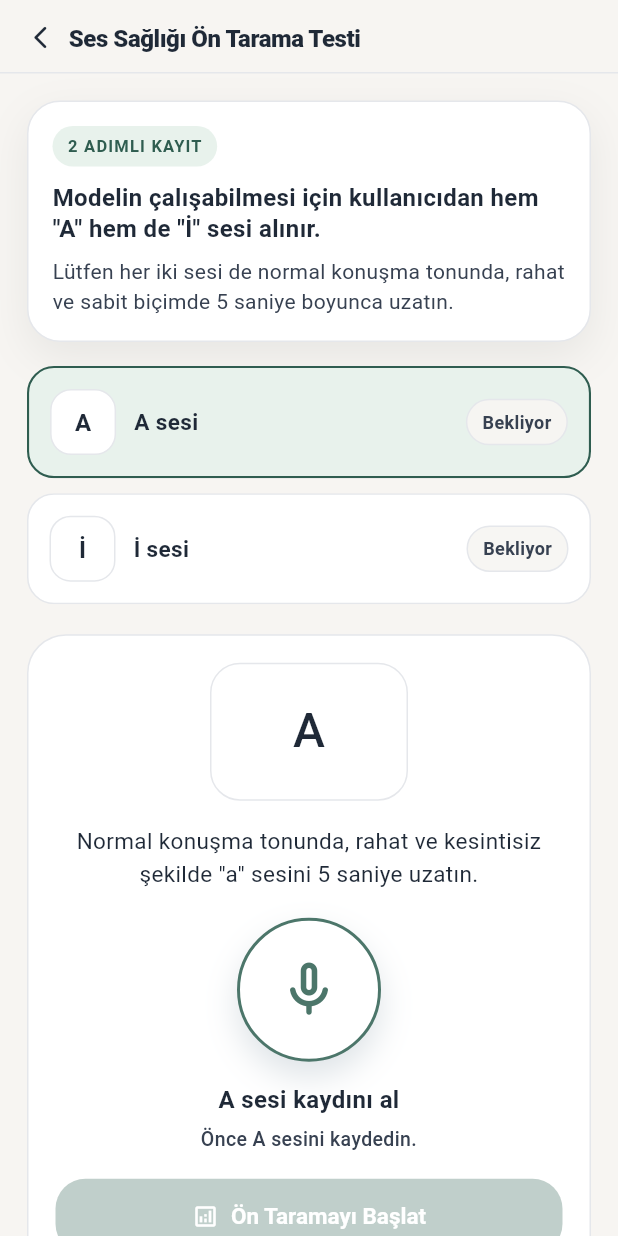
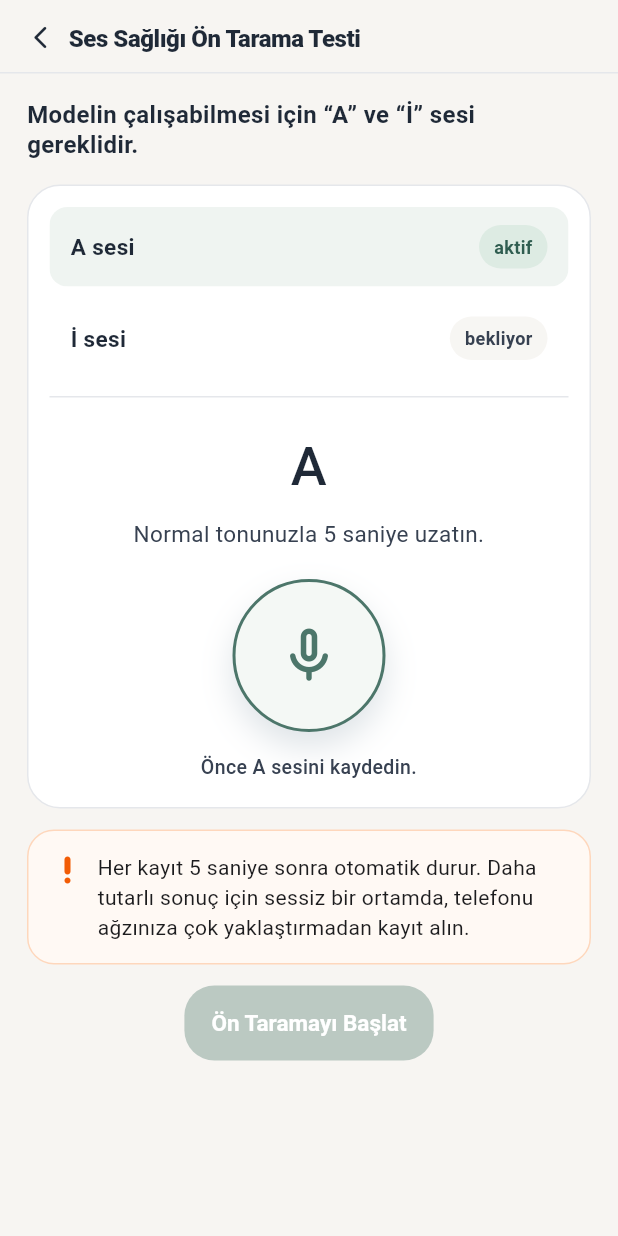
Before and after one commit to elifyildizzz/voice-therapy-app, a Flutter app: the VoiceAnalyzeScreen screen opened directly, on a phone screen of 412 x 824 dp. Run offline on Flutter 3.47's test engine with Material 3 defaults, Android fonts, the phone set to English and light mode, and no system bars; our stand-ins replace flutter_svg, sqflite, video_player; missing offline and left inert: record; accounts and stored records are empty; Roboto replaces fonts that are missing (SF Pro Display).

Commit message:
Refine screening flow and unify button sizing/color

```diff
--- a/mobile/lib/screens/breath_control_screen.dart
+++ b/mobile/lib/screens/breath_control_screen.dart
@@ -365,7 +365,9 @@ class _BreathControlScreenState extends State<BreathControlScreen> {
                       const SizedBox(height: 14),
                       const _DiaphragmGuideCard(),
                       const SizedBox(height: 20),
-                      FilledButton(
+                      Align(
+                        alignment: Alignment.center,
+                        child: FilledButton(
                           style: FilledButton.styleFrom(
                             backgroundColor: _authButtonColor,
                             foregroundColor: Colors.white,
@@ -375,6 +377,7 @@ class _BreathControlScreenState extends State<BreathControlScreen> {
                           ),
                           onPressed: _goToRecordingStep,
                           child: const Text('Kayıt aşamasına geç'),
+                        ),
                       ),
                     ] else ...[
                       const SizedBox(height: 14),
--- a/mobile/lib/screens/voice_analyze_screen.dart
+++ b/mobile/lib/screens/voice_analyze_screen.dart
@@ -379,9 +379,6 @@ class _VoiceAnalyzeScreenState extends State<VoiceAnalyzeScreen> {
   @override
   Widget build(BuildContext context) {
     final canRecord = !_isSending;
-    final micLabel = _recordedPaths.containsKey(_selectedStep)
-        ? '${_currentMeta.title} kaydını yenile'
-        : '${_currentMeta.title} kaydını al';
 
     return Scaffold(
       backgroundColor: AppTheme.surface,
@@ -400,111 +397,82 @@ class _VoiceAnalyzeScreenState extends State<VoiceAnalyzeScreen> {
               child: ListView(
                 padding: const EdgeInsets.fromLTRB(18, 18, 18, 24),
                 children: [
-                  Container(
-                    padding: const EdgeInsets.all(16),
-                    decoration: BoxDecoration(
-                      color: AppTheme.card,
-                      borderRadius: BorderRadius.circular(22),
-                      border: Border.all(color: AppTheme.cardBorder),
-                      boxShadow: AppTheme.softShadow,
-                    ),
-                    child: const Column(
-                      crossAxisAlignment: CrossAxisAlignment.start,
-                      children: [
-                        _InfoBadge(label: '2 ADIMLI KAYIT'),
-                        SizedBox(height: 10),
-                        Text(
-                          'Modelin çalışabilmesi için kullanıcıdan hem "A" hem de "İ" sesi alınır.',
+                  const Text(
+                    'Modelin çalışabilmesi için “A” ve “İ” sesi gereklidir.',
                     style: TextStyle(
-                            fontSize: 16,
+                      fontSize: 32 / 2,
                       fontWeight: FontWeight.w700,
                       color: AppTheme.textPrimary,
-                            height: 1.3,
-                          ),
-                        ),
-                        SizedBox(height: 8),
-                        Text(
-                          'Lütfen her iki sesi de normal konuşma tonunda, rahat ve sabit biçimde 5 saniye boyunca uzatın.',
-                          style: TextStyle(
-                            fontSize: 14,
-                            color: AppTheme.textMuted,
-                            height: 1.45,
-                          ),
-                        ),
-                      ],
+                      height: 1.25,
                     ),
                   ),
                   const SizedBox(height: 16),
-                  _StepCard(
+                  Container(
+                    padding: const EdgeInsets.fromLTRB(14, 14, 14, 18),
+                    decoration: BoxDecoration(
+                      color: Colors.white,
+                      borderRadius: BorderRadius.circular(22),
+                      border: Border.all(color: AppTheme.cardBorder),
+                    ),
+                    child: Column(
+                      crossAxisAlignment: CrossAxisAlignment.stretch,
+                      children: [
+                        _StepSelectorRow(
                           title: _stepMeta[_VoiceStep.a]!.title,
-                    letter: _stepMeta[_VoiceStep.a]!.letter,
                           isSelected: _selectedStep == _VoiceStep.a,
                           isCompleted: _hasARecording,
                           onTap: () => _selectStep(_VoiceStep.a),
                         ),
-                  const SizedBox(height: 10),
-                  _StepCard(
+                        const SizedBox(height: 8),
+                        _StepSelectorRow(
                           title: _stepMeta[_VoiceStep.i]!.title,
-                    letter: _stepMeta[_VoiceStep.i]!.letter,
                           isSelected: _selectedStep == _VoiceStep.i,
                           isCompleted: _hasIRecording,
                           onTap: () => _selectStep(_VoiceStep.i),
+                          isBlocked: !_hasARecording,
+                        ),
+                        const SizedBox(height: 12),
+                        const Divider(
+                          height: 1,
+                          color: AppTheme.cardBorder,
                         ),
                         const SizedBox(height: 20),
-                  Container(
-                    padding: const EdgeInsets.fromLTRB(18, 18, 18, 20),
-                    decoration: BoxDecoration(
-                      color: Colors.white,
-                      borderRadius: BorderRadius.circular(26),
-                      border: Border.all(color: AppTheme.cardBorder),
-                    ),
-                    child: Column(
-                      children: [
-                        Container(
-                          width: 132,
-                          height: 92,
-                          alignment: Alignment.center,
-                          decoration: BoxDecoration(
-                            color: AppTheme.card,
-                            borderRadius: BorderRadius.circular(20),
-                            border: Border.all(color: AppTheme.cardBorder),
-                          ),
-                          child: Text(
+                        Text(
                           _currentMeta.letter,
+                          textAlign: TextAlign.center,
                           style: TextStyle(
-                              fontSize: _currentMeta.letter == 'İ' ? 28 : 32,
+                            fontSize: _currentMeta.letter == 'İ' ? 30 : 36,
                             fontWeight: FontWeight.w500,
                             color: AppTheme.textPrimary,
                           ),
                         ),
-                        ),
-                        const SizedBox(height: 16),
-                        Text(
-                          _currentMeta.instruction,
+                        const SizedBox(height: 10),
+                        const Text(
+                          'Normal tonunuzla 5 saniye uzatın.',
                           textAlign: TextAlign.center,
-                          style: const TextStyle(
-                            fontSize: 15,
-                            height: 1.45,
-                            color: AppTheme.textPrimary,
+                          style: TextStyle(
+                            fontSize: 18 / 1.2,
+                            height: 1.4,
+                            color: AppTheme.textMuted,
                           ),
                         ),
-                        const SizedBox(height: 18),
+                        const SizedBox(height: 20),
                         GestureDetector(
                           onTap: canRecord ? _onMicPressed : null,
                           child: AnimatedContainer(
                             duration: const Duration(milliseconds: 180),
-                            width: 96,
-                            height: 96,
+                            width: 102,
+                            height: 102,
                             decoration: BoxDecoration(
                               shape: BoxShape.circle,
                               color: _isRecording
                                   ? const Color(0xFFCF5A5A)
-                                  : AppTheme.card,
+                                  : const Color(0xFFF4F8F5),
                               border: Border.all(
                                 color: _isRecording
                                     ? const Color(0xFFCF5A5A)
-                                    : AppTheme.homeAccent
-                                        .withValues(alpha: canRecord ? 1 : 0.45),
+                                    : AppTheme.homeAccent.withValues(
+                                        alpha: canRecord ? 1 : 0.45),
                                 width: 2,
                               ),
                               boxShadow: const [
@@ -529,16 +497,6 @@ class _VoiceAnalyzeScreenState extends State<VoiceAnalyzeScreen> {
                         ),
                         const SizedBox(height: 14),
                         Text(
-                          _isRecording ? 'Kaydı Durdur' : micLabel,
-                          textAlign: TextAlign.center,
-                          style: const TextStyle(
-                            color: AppTheme.textPrimary,
-                            fontSize: 16,
-                            fontWeight: FontWeight.w700,
-                          ),
-                        ),
-                        const SizedBox(height: 6),
-                        Text(
                           _statusLabel,
                           textAlign: TextAlign.center,
                           style: const TextStyle(
@@ -547,28 +505,11 @@ class _VoiceAnalyzeScreenState extends State<VoiceAnalyzeScreen> {
                             fontWeight: FontWeight.w500,
                           ),
                         ),
-                        const SizedBox(height: 18),
-                        SizedBox(
-                          width: double.infinity,
-                          child: FilledButton.icon(
-                            onPressed: _isReadyToAnalyze &&
-                                    !_isRecording &&
-                                    !_isSending
-                                ? _sendToBackend
-                                : null,
-                            style: FilledButton.styleFrom(
-                              backgroundColor: AppTheme.homeIconBackground,
-                              foregroundColor: AppTheme.homeAccent,
-                            ),
-                            icon: const Icon(Icons.analytics_outlined),
-                            label: const Text('Ön Taramayı Başlat'),
-                          ),
-                        ),
                       ],
                     ),
                   ),
+                  const SizedBox(height: 14),
                   if (_errorText != null) ...[
-                    const SizedBox(height: 18),
                     Container(
                       padding: const EdgeInsets.all(14),
                       decoration: BoxDecoration(
@@ -585,9 +526,26 @@ class _VoiceAnalyzeScreenState extends State<VoiceAnalyzeScreen> {
                         ),
                       ),
                     ),
+                    const SizedBox(height: 12),
                   ],
-                  const SizedBox(height: 18),
                   const _BottomReminder(),
+                  const SizedBox(height: 14),
+                  Align(
+                    alignment: Alignment.center,
+                    child: FilledButton(
+                      onPressed:
+                          _isReadyToAnalyze && !_isRecording && !_isSending
+                              ? _sendToBackend
+                              : null,
+                      style: FilledButton.styleFrom(
+                        backgroundColor: AppTheme.buttonPrimary,
+                        foregroundColor: Colors.white,
+                        disabledBackgroundColor:
+                            AppTheme.buttonPrimary.withValues(alpha: 0.35),
+                      ),
+                      child: const Text('Ön Taramayı Başlat'),
+                    ),
+                  ),
                 ],
               ),
             ),
@@ -653,85 +611,43 @@ class _ScreeningViewModel {
   bool get isRetakeRequired => label == 'retake_required';
 }
 
-class _InfoBadge extends StatelessWidget {
-  const _InfoBadge({required this.label});
+class _StepSelectorRow extends StatelessWidget {
+  const _StepSelectorRow({
+    required this.title,
+    required this.isSelected,
+    required this.isCompleted,
+    required this.onTap,
+    this.isBlocked = false,
+  });
 
-  final String label;
+  final String title;
+  final bool isSelected;
+  final bool isCompleted;
+  final VoidCallback onTap;
+  final bool isBlocked;
 
   @override
   Widget build(BuildContext context) {
-    return Container(
-      padding: const EdgeInsets.symmetric(horizontal: 10, vertical: 6),
-      decoration: BoxDecoration(
-        color: AppTheme.soft,
-        borderRadius: BorderRadius.circular(999),
-      ),
-      child: Text(
-        label,
-        style: const TextStyle(
-          fontSize: 11,
-          fontWeight: FontWeight.w700,
-          letterSpacing: 0.8,
-          color: AppTheme.primary,
-        ),
-      ),
-    );
-  }
-}
-
-class _StepCard extends StatelessWidget {
-  const _StepCard({
-    required this.title,
-    required this.letter,
-    required this.isSelected,
-    required this.isCompleted,
-    required this.onTap,
-  });
-
-  final String title;
-  final String letter;
-  final bool isSelected;
-  final bool isCompleted;
-  final VoidCallback onTap;
-
-  @override
-  Widget build(BuildContext context) {
-    final borderColor = isSelected ? AppTheme.primary : AppTheme.cardBorder;
-    final backgroundColor = isSelected ? AppTheme.soft : Colors.white;
+    const activeBackground = Color(0xFFEFF4F1);
+    final statusText = isSelected
+        ? 'aktif'
+        : isCompleted
+            ? 'hazır'
+            : 'bekliyor';
 
     return Material(
       color: Colors.transparent,
       child: InkWell(
-        onTap: onTap,
-        borderRadius: BorderRadius.circular(18),
+        onTap: isBlocked ? null : onTap,
+        borderRadius: BorderRadius.circular(12),
         child: Ink(
-          padding: const EdgeInsets.symmetric(horizontal: 14, vertical: 14),
+          padding: const EdgeInsets.symmetric(horizontal: 14, vertical: 12),
           decoration: BoxDecoration(
-            color: backgroundColor,
-            borderRadius: BorderRadius.circular(18),
-            border: Border.all(color: borderColor, width: isSelected ? 1.4 : 1),
+            color: isSelected ? activeBackground : Colors.transparent,
+            borderRadius: BorderRadius.circular(12),
           ),
           child: Row(
             children: [
-              Container(
-                width: 44,
-                height: 44,
-                alignment: Alignment.center,
-                decoration: BoxDecoration(
-                  color: Colors.white,
-                  borderRadius: BorderRadius.circular(14),
-                  border: Border.all(color: AppTheme.cardBorder),
-                ),
-                child: Text(
-                  letter,
-                  style: const TextStyle(
-                    fontSize: 16,
-                    fontWeight: FontWeight.w700,
-                    color: AppTheme.textPrimary,
-                  ),
-                ),
-              ),
-              const SizedBox(width: 12),
               Expanded(
                 child: Text(
                   title,
@@ -746,18 +662,17 @@ class _StepCard extends StatelessWidget {
                 padding:
                     const EdgeInsets.symmetric(horizontal: 10, vertical: 6),
                 decoration: BoxDecoration(
-                  color: isCompleted
-                      ? AppTheme.soft
+                  color: isSelected
+                      ? const Color(0xFFDDEBE3)
                       : AppTheme.surface.withValues(alpha: 0.95),
                   borderRadius: BorderRadius.circular(999),
-                  border: Border.all(color: AppTheme.cardBorder),
                 ),
                 child: Text(
-                  isCompleted ? 'Hazır' : 'Bekliyor',
+                  statusText,
                   style: TextStyle(
                     fontSize: 12,
-                    fontWeight: FontWeight.w700,
-                    color: isCompleted ? AppTheme.primary : AppTheme.textMuted,
+                    fontWeight: FontWeight.w600,
+                    color: isSelected ? AppTheme.primary : AppTheme.textMuted,
                   ),
                 ),
               ),
```
Also changed, not shown: mobile/lib/screens/auth_screen.dart (+21 -5 lines), mobile/lib/screens/client_form_screen.dart (+23 -0 lines), mobile/lib/screens/vocal_exercise_video_screen.dart (+14 -17 lines), 3 other files. Lines whose indentation alone changed are shown as unchanged.
